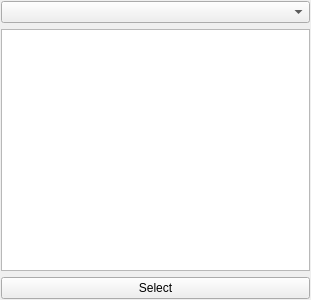
Above: gui/ui/SelectionWidget.ui from ruimaciel/femp before the change. Below: the same form after it.
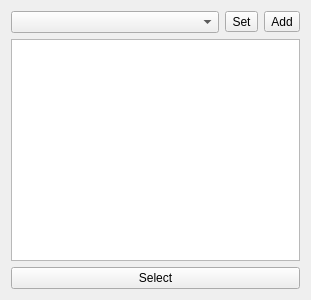
That is the form after the change.

Commit message: SelectionWidget: implemented a way to union selection groups

What changed in the file:
```diff
--- a/gui/ui/SelectionWidget.ui
+++ b/gui/ui/SelectionWidget.ui
@@ -14,11 +14,32 @@
    <string>Form</string>
   </property>
   <layout class="QVBoxLayout" name="verticalLayout">
-   <property name="margin">
-    <number>1</number>
-   </property>
    <item>
-    <widget class="QComboBox" name="groupsComboBox"/>
+    <layout class="QHBoxLayout" name="horizontalLayout">
+     <item>
+      <widget class="QComboBox" name="groupsComboBox"/>
+     </item>
+     <item>
+      <widget class="QToolButton" name="toolButtonSet">
+       <property name="enabled">
+        <bool>true</bool>
+       </property>
+       <property name="text">
+        <string>Set</string>
+       </property>
+      </widget>
+     </item>
+     <item>
+      <widget class="QToolButton" name="toolButtonAdd">
+       <property name="enabled">
+        <bool>true</bool>
+       </property>
+       <property name="text">
+        <string>Add</string>
+       </property>
+      </widget>
+     </item>
+    </layout>
    </item>
    <item>
     <widget class="QTreeWidget" name="objectTreeWidget">
```
The commit also changes 2 other files.
